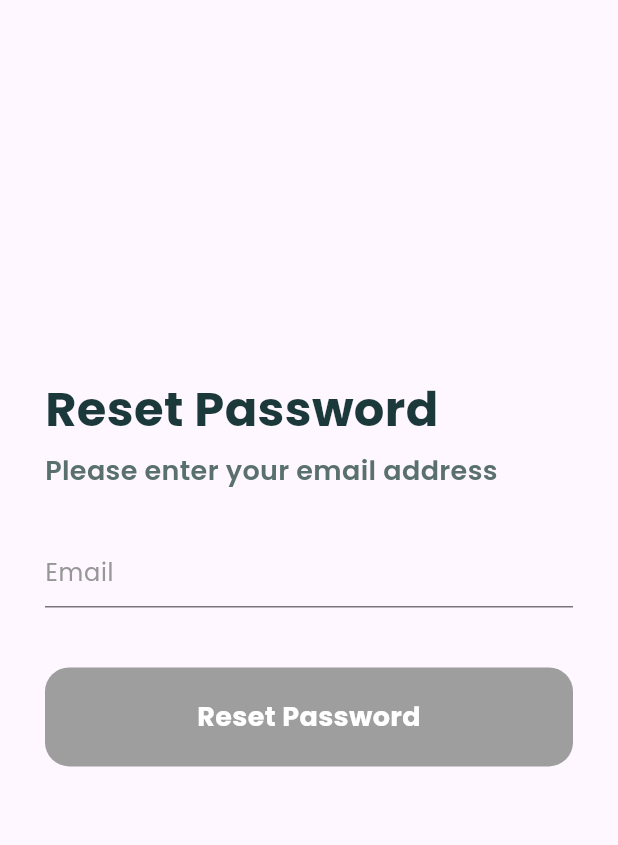
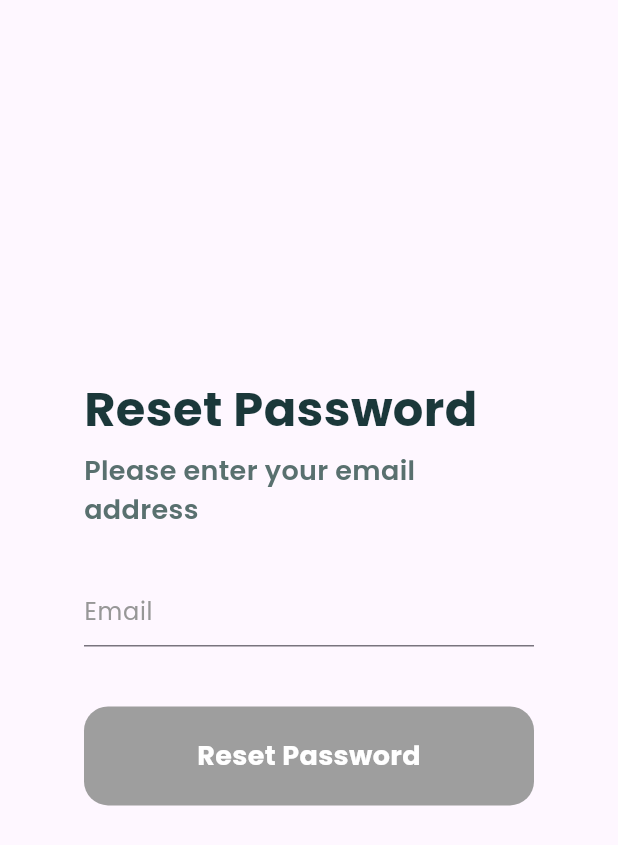
Before and after one commit to son1cleo/SchedulEase, a Flutter app: the screen it shows after launch, after a tap on "Forgot password?", on a phone screen of 412 x 824 dp. Shown: the top 845 px of the screen. Run offline on Flutter 3.47's test engine with Material 3 defaults, Android fonts, the phone set to English and light mode, and no system bars.

Commit message:
responsive added

```diff
--- a/client/lib/screens/login.dart
+++ b/client/lib/screens/login.dart
@@ -4,6 +4,7 @@ import 'package:client/screens/signup.dart';
 import 'package:client/theme.dart';
 import 'package:client/widgets/login_form.dart';
 import 'package:client/widgets/primary_button.dart';
+import 'package:client/responsive.dart';
 
 class LogInScreen extends StatefulWidget {
   @override
@@ -21,16 +22,26 @@ class _LogInScreenState extends State<LogInScreen> {
 
   @override
   Widget build(BuildContext context) {
-    // Define a maximum width for the container
-    final maxWidth = 400.0;
-
     return Scaffold(
       body: Center(
-        // Center the content on the screen
         child: Padding(
           padding: kDefaultPadding,
-          child: ConstrainedBox(
-            constraints: BoxConstraints(maxWidth: maxWidth), // Set max-width
+          child: Responsive(
+            // Layout for mobile
+            mobile: buildContent(context, maxWidth: 300),
+            // Layout for tablet
+            tablet: buildContent(context, maxWidth: 500),
+            // Layout for desktop
+            desktop: buildContent(context, maxWidth: 700),
+          ),
+        ),
+      ),
+    );
+  }
+
+  Widget buildContent(BuildContext context, {required double maxWidth}) {
+    return ConstrainedBox(
+      constraints: BoxConstraints(maxWidth: maxWidth),
       child: SingleChildScrollView(
         child: Column(
           crossAxisAlignment: CrossAxisAlignment.start,
@@ -46,8 +57,7 @@ class _LogInScreenState extends State<LogInScreen> {
                   onTap: () {
                     Navigator.push(
                       context,
-                            MaterialPageRoute(
-                                builder: (context) => SignUpScreen()),
+                      MaterialPageRoute(builder: (context) => SignUpScreen()),
                     );
                   },
                   child: Text(
@@ -84,15 +94,10 @@ class _LogInScreenState extends State<LogInScreen> {
             SizedBox(height: 20),
             PrimaryButton(
               buttonText: 'Log In',
-                    onPressed: _isFormValid
-                        ? _logInUser
-                        : null, // Enable if form is valid
+              onPressed: _isFormValid ? _logInUser : null,
             ),
             SizedBox(height: 20),
           ],
-              ),
-            ),
-          ),
         ),
       ),
     );
--- a/client/lib/screens/reset_password.dart
+++ b/client/lib/screens/reset_password.dart
@@ -3,6 +3,7 @@ import 'package:flutter/material.dart';
 import 'package:client/theme.dart';
 import 'package:client/widgets/primary_button.dart';
 import 'package:client/widgets/reset_form.dart';
+import 'package:client/responsive.dart';
 
 class ResetPasswordScreen extends StatefulWidget {
   @override
@@ -20,16 +21,26 @@ class _ResetPasswordScreenState extends State<ResetPasswordScreen> {
 
   @override
   Widget build(BuildContext context) {
-    // Define a maximum width for the container
-    final maxWidth = 400.0;
-
     return Scaffold(
       body: Center(
-        // Center the content on the screen
         child: Padding(
           padding: kDefaultPadding,
-          child: ConstrainedBox(
-            constraints: BoxConstraints(maxWidth: maxWidth), // Set max-width
+          child: Responsive(
+            // Layout for mobile
+            mobile: buildContent(context, maxWidth: 300),
+            // Layout for tablet
+            tablet: buildContent(context, maxWidth: 500),
+            // Layout for desktop
+            desktop: buildContent(context, maxWidth: 700),
+          ),
+        ),
+      ),
+    );
+  }
+
+  Widget buildContent(BuildContext context, {required double maxWidth}) {
+    return ConstrainedBox(
+      constraints: BoxConstraints(maxWidth: maxWidth),
       child: Column(
         crossAxisAlignment: CrossAxisAlignment.start,
         children: [
@@ -45,23 +56,16 @@ class _ResetPasswordScreenState extends State<ResetPasswordScreen> {
           const SizedBox(height: 40),
           PrimaryButton(
             buttonText: 'Reset Password',
-                  onPressed: _isEmailValid
-                      ? _resetPassword
-                      : null, // Enable if email is valid
+            onPressed: _isEmailValid ? _resetPassword : null,
           ),
         ],
-            ),
-          ),
-        ),
       ),
     );
   }
 
   void _resetPassword() {
-    // Implement your reset password logic here
     print("Reset Password button pressed!");
 
-    // Navigate to CheckEmailScreen
     Navigator.push(
       context,
       MaterialPageRoute(builder: (context) => CheckEmailScreen()),
```
Also changed, not shown: client/lib/screens/check_mail.dart (+18 -11 lines), client/lib/screens/new_password.dart (+19 -16 lines), client/lib/screens/signup.dart (+22 -28 lines). Lines whose indentation alone changed are shown as unchanged.
